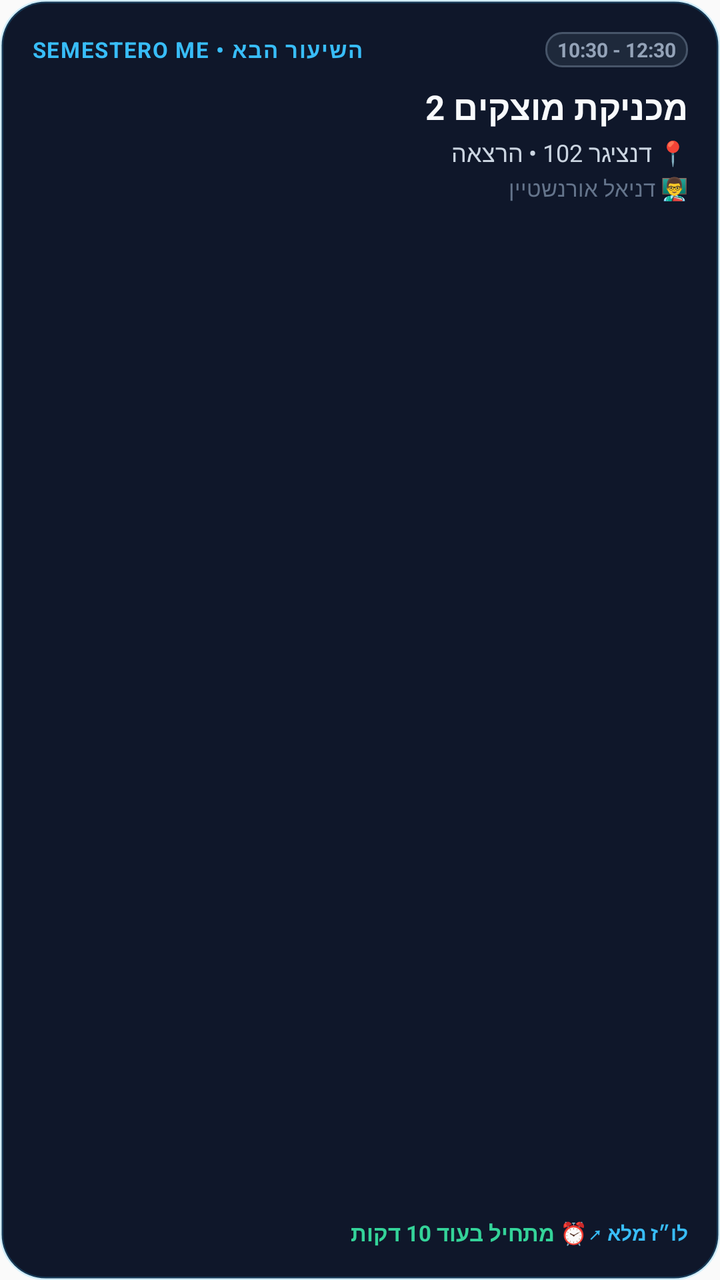
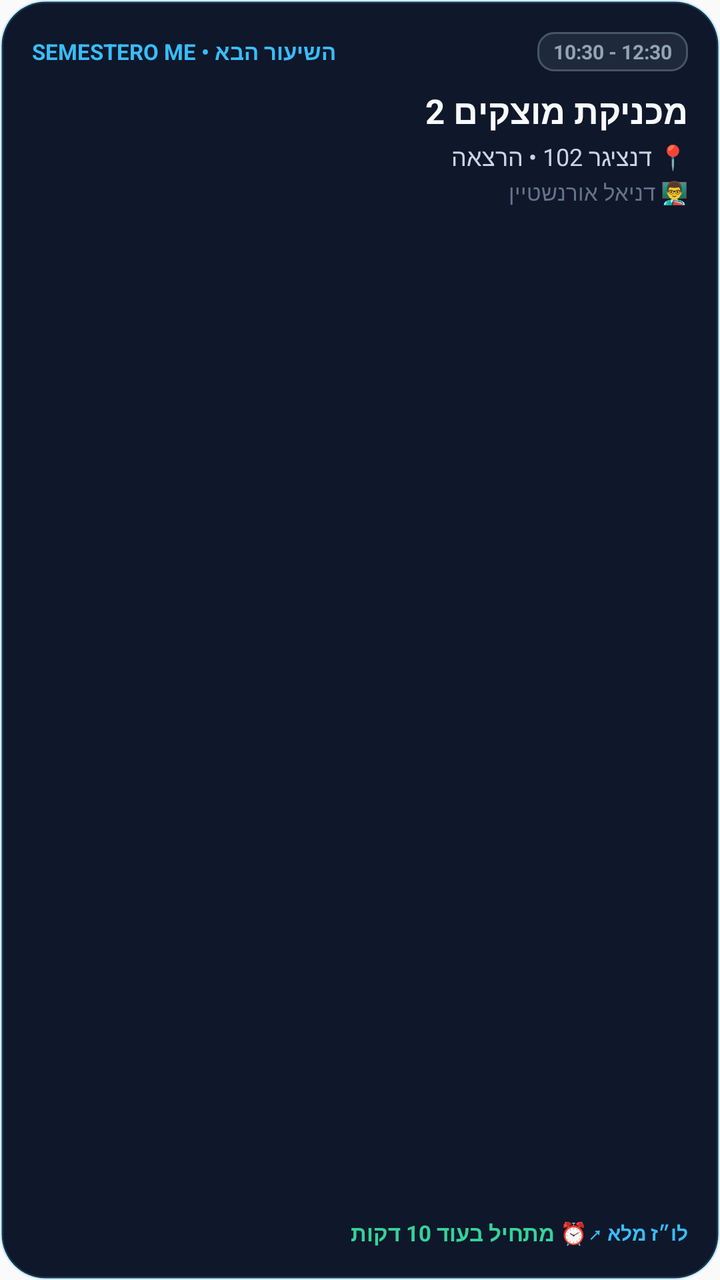

Screens rendered from an Android XML layout before and after an edit, with the pre-edit source and the edit as a unified diff.
<!-- AndroidManifest.xml: application theme AppTheme -->
<!-- res/layout/widget_next_class.xml -->
<?xml version="1.0" encoding="utf-8"?>
<LinearLayout xmlns:android="http://schemas.android.com/apk/res/android"
    android:id="@+id/widget_root"
    android:layout_width="match_parent"
    android:layout_height="match_parent"
    android:background="@drawable/widget_card_bg"
    android:orientation="vertical"
    android:padding="16dp">

    
    <LinearLayout
        android:layout_width="match_parent"
        android:layout_height="wrap_content"
        android:orientation="horizontal"
        android:gravity="center_vertical">

        <TextView
            android:id="@+id/widget_app_tag"
            android:layout_width="0dp"
            android:layout_height="wrap_content"
            android:layout_weight="1"
            android:text="SEMESTERO ME • השיעור הבא"
            android:textColor="#38bdf8"
            android:textSize="11sp"
            android:textStyle="bold"
            android:letterSpacing="0.05" />

        <TextView
            android:id="@+id/widget_time_badge"
            android:layout_width="wrap_content"
            android:layout_height="wrap_content"
            android:background="@drawable/widget_badge_bg"
            android:paddingHorizontal="6dp"
            android:paddingVertical="2dp"
            android:text="10:30 - 12:30"
            android:textColor="#94a3b8"
            android:textSize="10sp"
            android:textStyle="bold" />
    </LinearLayout>

    
    <TextView
        android:id="@+id/widget_course_title"
        android:layout_width="match_parent"
        android:layout_height="wrap_content"
        android:layout_marginTop="8dp"
        android:text="מכניקת מוצקים 2"
        android:textColor="#f8fafc"
        android:textSize="17sp"
        android:textStyle="bold"
        android:maxLines="2"
        android:ellipsize="end" />

    
    <TextView
        android:id="@+id/widget_class_details"
        android:layout_width="match_parent"
        android:layout_height="wrap_content"
        android:layout_marginTop="3dp"
        android:text="📍 דנציגר 102 • הרצאה"
        android:textColor="#cbd5e1"
        android:textSize="12sp"
        android:maxLines="1"
        android:ellipsize="end" />

    
    <TextView
        android:id="@+id/widget_class_lecturer"
        android:layout_width="match_parent"
        android:layout_height="wrap_content"
        android:layout_marginTop="2dp"
        android:text="👨‍🏫 דניאל אורנשטיין"
        android:textColor="#64748b"
        android:textSize="11sp"
        android:maxLines="1"
        android:ellipsize="end" />

    
    <View
        android:layout_width="match_parent"
        android:layout_height="0dp"
        android:layout_weight="1" />

    
    <LinearLayout
        android:layout_width="match_parent"
        android:layout_height="wrap_content"
        android:gravity="center_vertical"
        android:orientation="horizontal">

        <TextView
            android:id="@+id/widget_status_text"
            android:layout_width="0dp"
            android:layout_height="wrap_content"
            android:layout_weight="1"
            android:text="⏰ מתחיל בעוד 10 דקות"
            android:textColor="#34d399"
            android:textSize="11sp"
            android:textStyle="bold" />

        <TextView
            android:id="@+id/widget_action_hint"
            android:layout_width="wrap_content"
            android:layout_height="wrap_content"
            android:text="לו״ז מלא ↗"
            android:textColor="#38bdf8"
            android:textSize="10sp"
            android:textStyle="bold" />
    </LinearLayout>
</LinearLayout>
<!-- resources referenced by this layout -->
<resources>
  <!-- drawable widget_badge_bg (drawable) -->
  <?xml version="1.0" encoding="utf-8"?>
  <shape xmlns:android="http://schemas.android.com/apk/res/android"
      android:shape="rectangle">
      <solid android:color="#1e293b" />
      <corners android:radius="8dp" />
      <stroke
          android:width="1dp"
          android:color="#475569" />
  </shape>
  <!-- drawable widget_card_bg (drawable) -->
  <?xml version="1.0" encoding="utf-8"?>
  <shape xmlns:android="http://schemas.android.com/apk/res/android"
      android:shape="rectangle">
      <solid android:color="#0f172a" />
      <corners android:radius="22dp" />
      <stroke
          android:width="1.5dp"
          android:color="#3338bdf8" />
  </shape>
  <style name="AppTheme" parent="Theme.AppCompat.Light.DarkActionBar">
          
          <item name="colorPrimary">@color/colorPrimary</item>
          <item name="colorPrimaryDark">@color/colorPrimaryDark</item>
          <item name="colorAccent">@color/colorAccent</item>
      </style>
</resources>

<!-- the commit's change to res/layout/widget_next_class.xml (unified diff, before → after) -->
@@ -22,16 +22,17 @@
             android:text="SEMESTERO ME • השיעור הבא"
             android:textColor="#38bdf8"
             android:textSize="11sp"
-            android:textStyle="bold"
-            android:letterSpacing="0.05" />
+            android:textStyle="bold" />
 
         <TextView
             android:id="@+id/widget_time_badge"
             android:layout_width="wrap_content"
             android:layout_height="wrap_content"
             android:background="@drawable/widget_badge_bg"
-            android:paddingHorizontal="6dp"
-            android:paddingVertical="2dp"
+            android:paddingLeft="8dp"
+            android:paddingRight="8dp"
+            android:paddingTop="3dp"
+            android:paddingBottom="3dp"
             android:text="10:30 - 12:30"
             android:textColor="#94a3b8"
             android:textSize="10sp"
@@ -76,7 +77,7 @@
         android:ellipsize="end" />
 
     
-    <View
+    <FrameLayout
         android:layout_width="match_parent"
         android:layout_height="0dp"
         android:layout_weight="1" />
